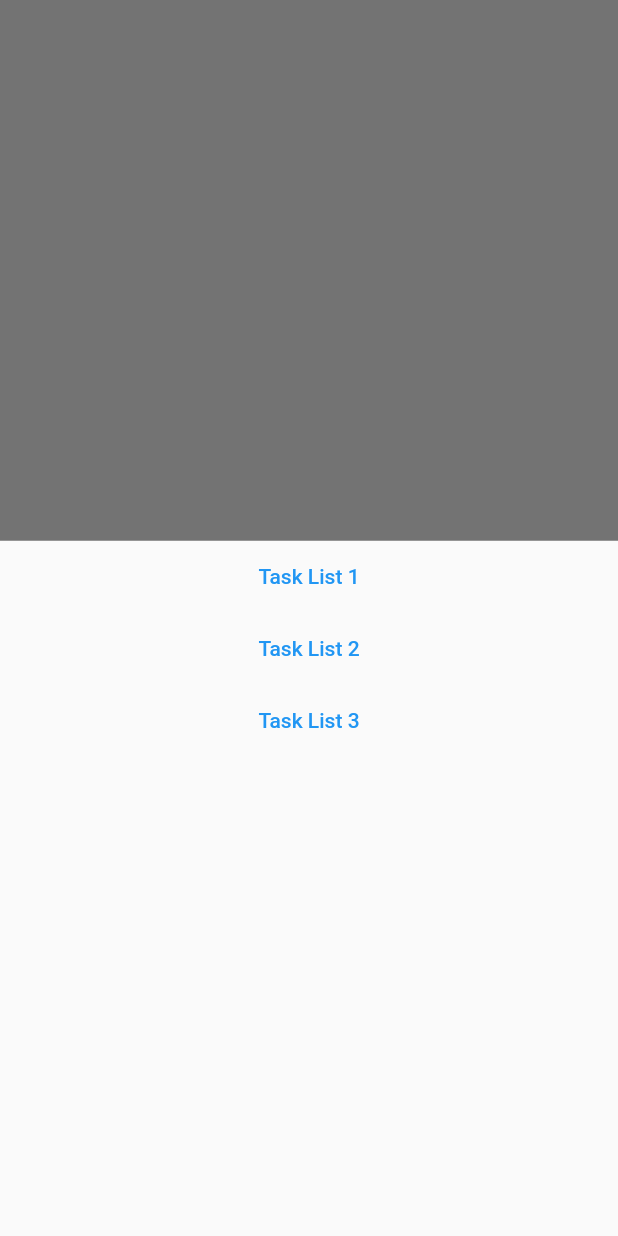
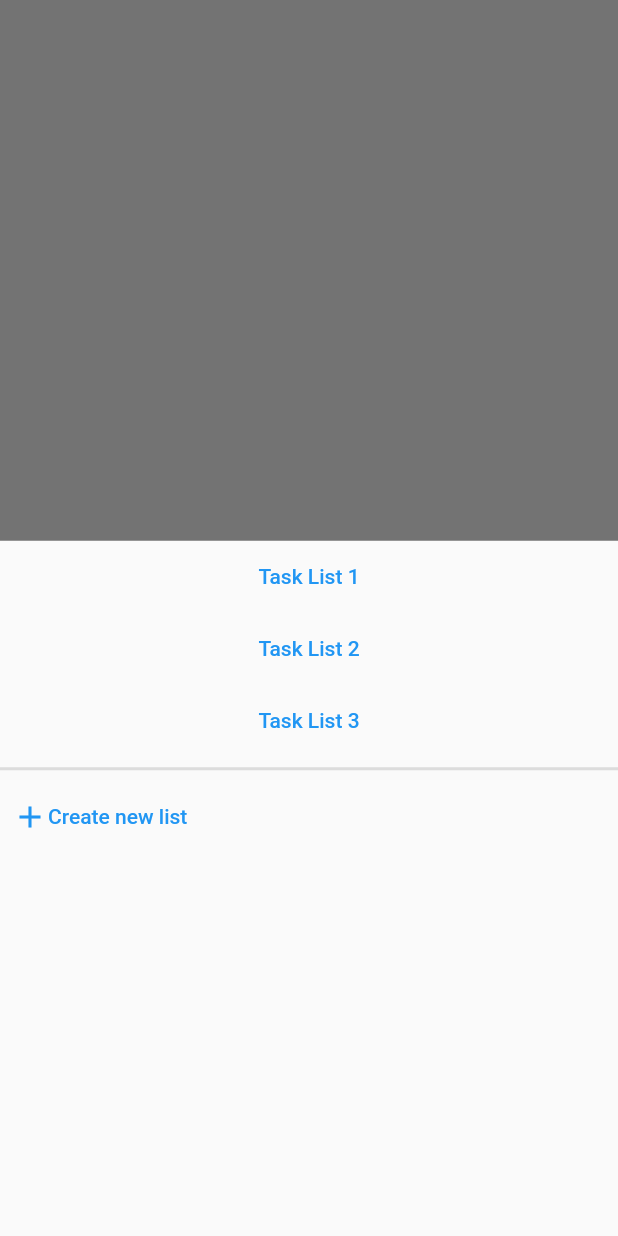
Before and after one commit to alzed/google_tasks_clone, a Flutter app: the screen it shows after launch, after a tap on the "menu" icon, on a phone screen of 412 x 824 dp. Run offline on Flutter 3.47's test engine with Material 2 defaults, Android fonts, the phone set to English and light mode, and no system bars.

Commit message:
Add create new list button to tasklistview sheet

```diff
--- a/lib/bottom_tasks_bar.dart
+++ b/lib/bottom_tasks_bar.dart
@@ -54,6 +54,18 @@ class BottomTasksBar extends StatelessWidget {
             },
             child: Text('Task List 3'),
           ),
+          Divider(
+            thickness: 2.0,
+          ),
+          TextButton(
+            onPressed: () {},
+            child: Row(
+              children: [
+                Icon(Icons.add),
+                Text('Create new list'),
+              ],
+            ),
+          ),
         ],
       ),
     );
```
